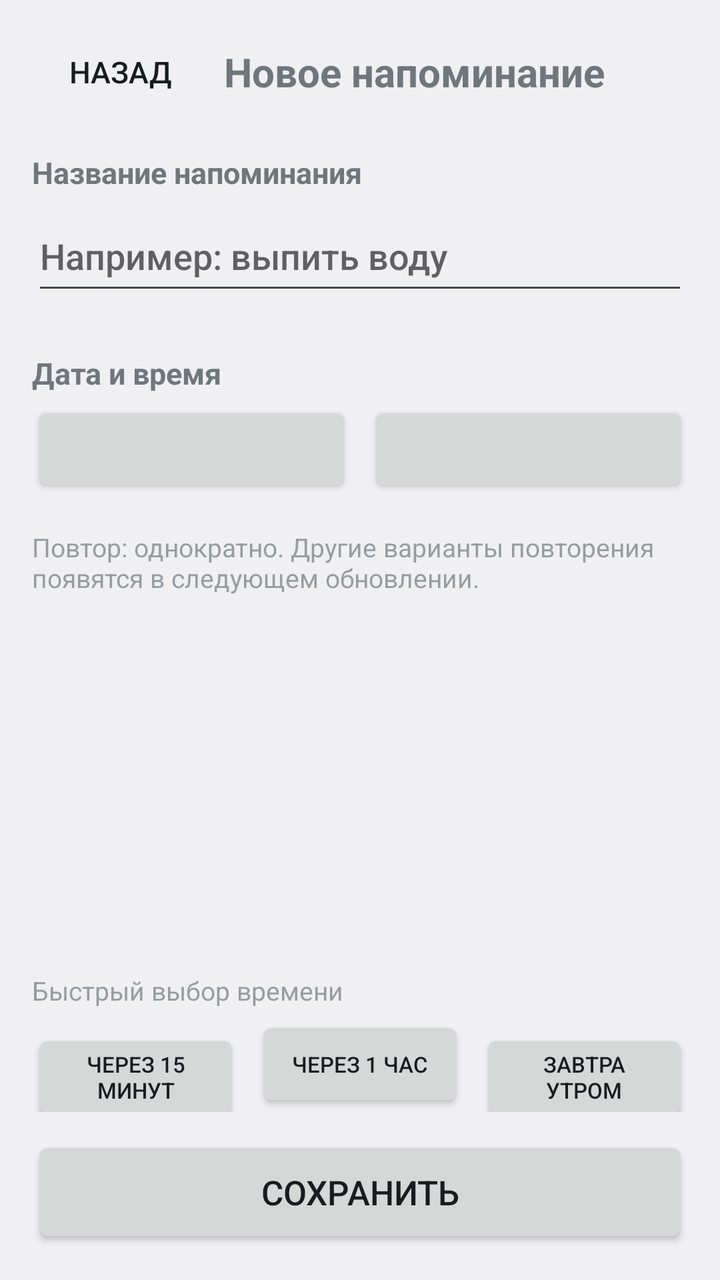
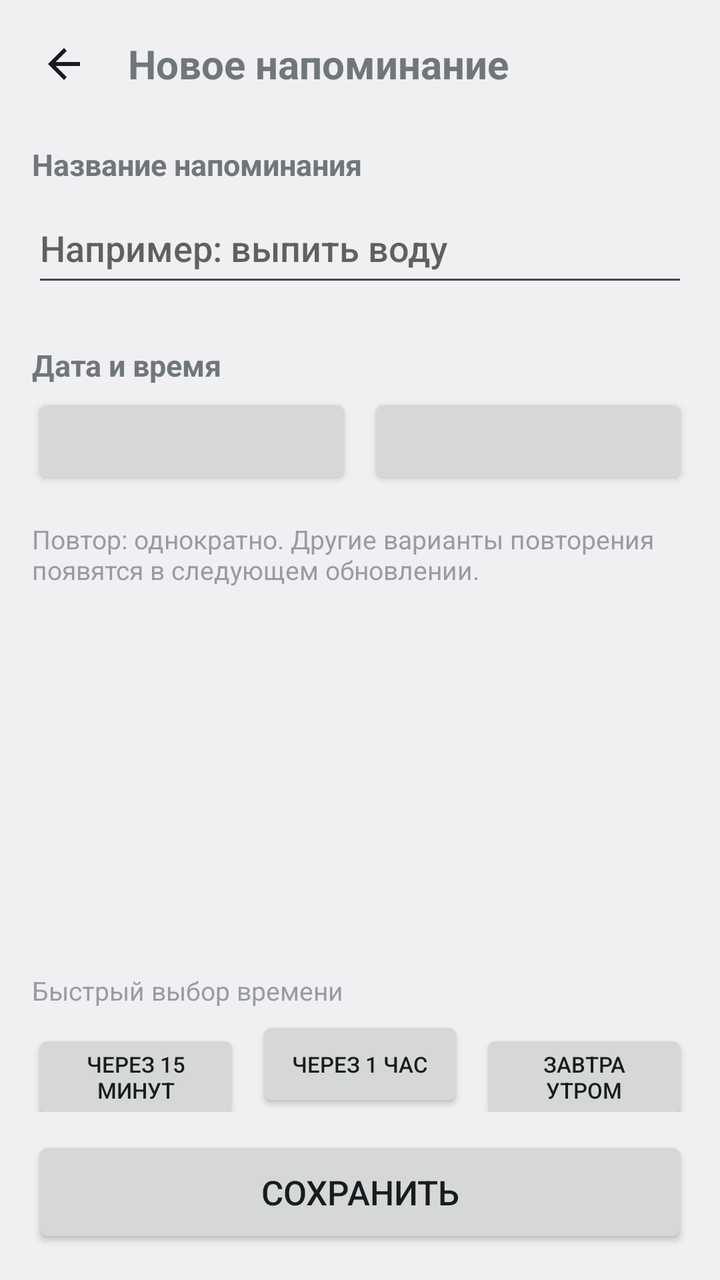

Before-and-after screenshots of an Android layout around one commit, followed by the original layout XML and the change that was made.
<!-- AndroidManifest.xml: application theme Theme.Ritmo -->
<!-- res/layout/activity_edit.xml -->
<?xml version="1.0" encoding="utf-8"?>
<LinearLayout xmlns:android="http://schemas.android.com/apk/res/android"
    android:id="@+id/root"
    android:layout_width="match_parent"
    android:layout_height="match_parent"
    android:orientation="vertical">

    <LinearLayout
        android:layout_width="match_parent"
        android:layout_height="wrap_content"
        android:gravity="center_vertical"
        android:orientation="horizontal"
        android:paddingStart="16dp"
        android:paddingEnd="16dp"
        android:paddingTop="12dp"
        android:paddingBottom="4dp">

        <Button
            android:id="@+id/back_button"
            style="?android:attr/borderlessButtonStyle"
            android:layout_width="wrap_content"
            android:layout_height="wrap_content"
            android:minHeight="48dp"
            android:text="@string/back"
            android:textSize="15sp" />

        <TextView
            android:id="@+id/screen_title"
            android:layout_width="0dp"
            android:layout_height="wrap_content"
            android:layout_marginStart="8dp"
            android:layout_weight="1"
            android:text="@string/new_title"
            android:textSize="20sp"
            android:textStyle="bold" />
    </LinearLayout>

    
    <ScrollView
        android:layout_width="match_parent"
        android:layout_height="0dp"
        android:layout_weight="1"
        android:clipToPadding="false"
        android:fillViewport="true">

        <LinearLayout
            android:layout_width="match_parent"
            android:layout_height="wrap_content"
            android:orientation="vertical"
            android:paddingStart="16dp"
            android:paddingEnd="16dp"
            android:paddingTop="12dp"
            android:paddingBottom="16dp">

            <TextView
                android:layout_width="match_parent"
                android:layout_height="wrap_content"
                android:text="@string/field_title"
                android:textSize="15sp"
                android:textStyle="bold" />

            <EditText
                android:id="@+id/title_input"
                android:layout_width="match_parent"
                android:layout_height="wrap_content"
                android:layout_marginTop="4dp"
                android:hint="@string/title_hint"
                android:importantForAutofill="no"
                android:inputType="textCapSentences"
                android:maxLength="120"
                android:minHeight="52dp"
                android:textSize="18sp" />

            <TextView
                android:layout_width="match_parent"
                android:layout_height="wrap_content"
                android:layout_marginTop="24dp"
                android:text="@string/field_date_time"
                android:textSize="15sp"
                android:textStyle="bold" />

            <LinearLayout
                android:layout_width="match_parent"
                android:layout_height="wrap_content"
                android:layout_marginTop="4dp"
                android:orientation="horizontal">

                <Button
                    android:id="@+id/date_button"
                    android:layout_width="0dp"
                    android:layout_height="wrap_content"
                    android:layout_weight="1"
                    android:minHeight="48dp"
                    android:textSize="14sp" />

                <Button
                    android:id="@+id/time_button"
                    android:layout_width="0dp"
                    android:layout_height="wrap_content"
                    android:layout_marginStart="8dp"
                    android:layout_weight="1"
                    android:minHeight="48dp"
                    android:textSize="14sp" />
            </LinearLayout>

            <TextView
                android:id="@+id/repeat_note"
                android:layout_width="match_parent"
                android:layout_height="wrap_content"
                android:layout_marginTop="16dp"
                android:alpha="0.7"
                android:text="@string/repeat_once_note"
                android:textSize="13sp" />

        </LinearLayout>
    </ScrollView>

    
    <LinearLayout
        android:layout_width="match_parent"
        android:layout_height="wrap_content"
        android:orientation="vertical"
        android:paddingStart="16dp"
        android:paddingEnd="16dp"
        android:paddingTop="8dp"
        android:paddingBottom="16dp">

        <TextView
            android:id="@+id/schedule_value"
            android:layout_width="match_parent"
            android:layout_height="wrap_content"
            android:textSize="16sp"
            android:textStyle="bold" />

        <TextView
            android:layout_width="match_parent"
            android:layout_height="wrap_content"
            android:layout_marginTop="8dp"
            android:alpha="0.7"
            android:text="@string/quick_pick"
            android:textSize="13sp" />

        <LinearLayout
            android:layout_width="match_parent"
            android:layout_height="wrap_content"
            android:layout_marginTop="4dp"
            android:orientation="horizontal">

            <Button
                android:id="@+id/preset_15_min"
                android:layout_width="0dp"
                android:layout_height="wrap_content"
                android:layout_weight="1"
                android:minHeight="48dp"
                android:text="@string/preset_15_min"
                android:textSize="11sp" />

            <Button
                android:id="@+id/preset_1_hour"
                android:layout_width="0dp"
                android:layout_height="wrap_content"
                android:layout_marginStart="8dp"
                android:layout_weight="1"
                android:minHeight="48dp"
                android:text="@string/preset_1_hour"
                android:textSize="11sp" />

            <Button
                android:id="@+id/preset_tomorrow"
                android:layout_width="0dp"
                android:layout_height="wrap_content"
                android:layout_marginStart="8dp"
                android:layout_weight="1"
                android:minHeight="48dp"
                android:text="@string/preset_tomorrow"
                android:textSize="11sp" />
        </LinearLayout>

        <Button
            android:id="@+id/save_button"
            android:layout_width="match_parent"
            android:layout_height="wrap_content"
            android:layout_marginTop="12dp"
            android:minHeight="56dp"
            android:text="@string/save"
            android:textSize="17sp" />

    </LinearLayout>
</LinearLayout>
<!-- resources referenced by this layout -->
<resources>
  <string name="back">Назад</string>
  <string name="field_date_time">Дата и время</string>
  <string name="field_title">Название напоминания</string>
  <string name="new_title">Новое напоминание</string>
  <string name="preset_15_min">Через 15 минут</string>
  <string name="preset_1_hour">Через 1 час</string>
  <string name="preset_tomorrow">Завтра утром</string>
  <string name="quick_pick">Быстрый выбор времени</string>
  <string name="repeat_once_note">Повтор: однократно. Другие варианты повторения появятся в следующем обновлении.</string>
  <string name="save">Сохранить</string>
  <string name="title_hint">Например: выпить воду</string>
  <style name="Theme.Ritmo" parent="@android:style/Theme.DeviceDefault.Light">
          <item name="android:windowActionBar">false</item>
          <item name="android:windowNoTitle">true</item>
          <item name="android:windowBackground">?android:attr/colorBackground</item>
          <item name="android:statusBarColor">?android:attr/colorBackground</item>
          <item name="android:navigationBarColor">@android:color/black</item>
          <item name="android:windowLightStatusBar">true</item>
      </style>
</resources>

<!-- the commit's change to res/layout/activity_edit.xml (unified diff, before → after) -->
@@ -10,19 +10,19 @@
         android:layout_height="wrap_content"
         android:gravity="center_vertical"
         android:orientation="horizontal"
-        android:paddingStart="16dp"
+        android:paddingStart="8dp"
         android:paddingEnd="16dp"
-        android:paddingTop="12dp"
+        android:paddingTop="8dp"
         android:paddingBottom="4dp">
 
-        <Button
+        <ImageButton
             android:id="@+id/back_button"
-            style="?android:attr/borderlessButtonStyle"
-            android:layout_width="wrap_content"
-            android:layout_height="wrap_content"
-            android:minHeight="48dp"
-            android:text="@string/back"
-            android:textSize="15sp" />
+            android:layout_width="48dp"
+            android:layout_height="48dp"
+            android:background="?android:attr/selectableItemBackgroundBorderless"
+            android:contentDescription="@string/back"
+            android:scaleType="center"
+            android:src="@drawable/ic_arrow_back" />
 
         <TextView
             android:id="@+id/screen_title"
<!-- resource entries referenced after the edit -->
@@ -1,5 +1,17 @@
 <!-- resources referenced by this layout -->
 <resources>
+  <!-- drawable ic_arrow_back (drawable) -->
+  <?xml version="1.0" encoding="utf-8"?>
+  <vector xmlns:android="http://schemas.android.com/apk/res/android"
+      android:width="24dp"
+      android:height="24dp"
+      android:viewportWidth="24"
+      android:viewportHeight="24"
+      android:tint="?android:attr/textColorPrimary">
+      <path
+          android:fillColor="#FFFFFFFF"
+          android:pathData="M20,11H7.83l5.59,-5.59L12,4l-8,8 8,8 1.41,-1.41L7.83,13H20v-2z" />
+  </vector>
   <string name="back">Назад</string>
   <string name="field_date_time">Дата и время</string>
   <string name="field_title">Название напоминания</string>
@@ -18,6 +30,10 @@
           <item name="android:statusBarColor">?android:attr/colorBackground</item>
           <item name="android:navigationBarColor">@android:color/black</item>
           <item name="android:windowLightStatusBar">true</item>
+          <item name="ritmoCardBackground">@color/card_background_light</item>
+          <item name="ritmoCardStroke">@color/card_stroke_light</item>
       </style>
+  <color name="card_background_light">#FFFFFFFF</color>
+  <color name="card_stroke_light">#1F000000</color>
 </resources>
 
